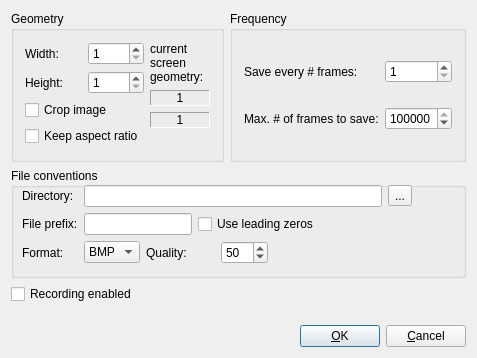
The window that sigel/ui/SIGEL_SlaveUI/SIG_MovieSettingsDialogBase.ui (jayMcBee/sigel-evolutionary-walking-robots) describes before a commit, drawn with Qt 5.
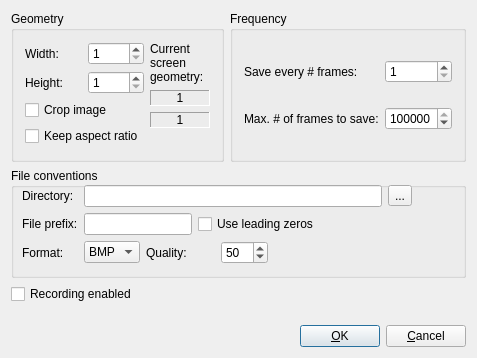
The same window after the commit.

Patch:
```diff
--- a/sigel/ui/SIGEL_SlaveUI/SIG_MovieSettingsDialogBase.ui
+++ b/sigel/ui/SIGEL_SlaveUI/SIG_MovieSettingsDialogBase.ui
@@ -482,7 +482,7 @@
             <item row="0" column="1">
               <widget class="QLabel" name="TextLabel1">
                 <property name="text">
-                  <string>current screen geometry:</string>
+                  <string>Current screen geometry:</string>
                 </property>
                 <property name="alignment">
                   <set>Qt::AlignVCenter|Qt::AlignLeft</set>
```
Left out of the diff: 2 changed lines with no effect on the pictures.
